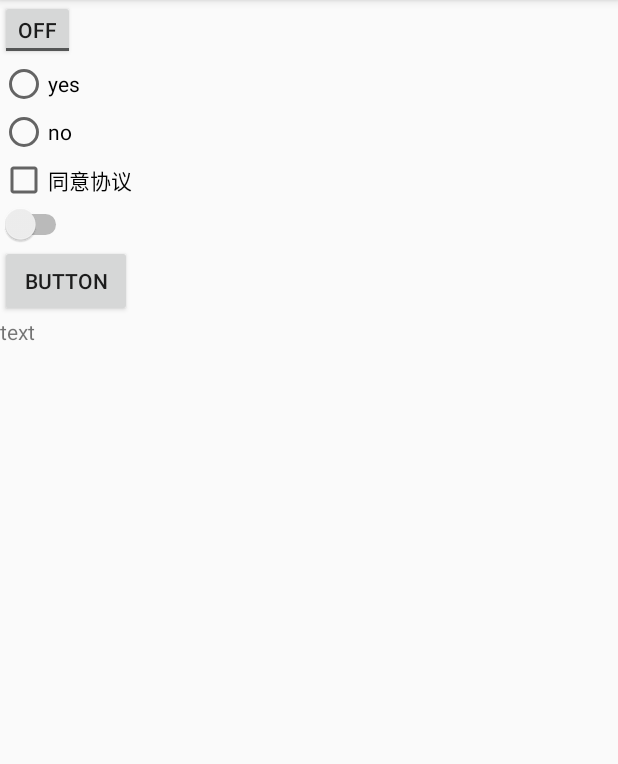
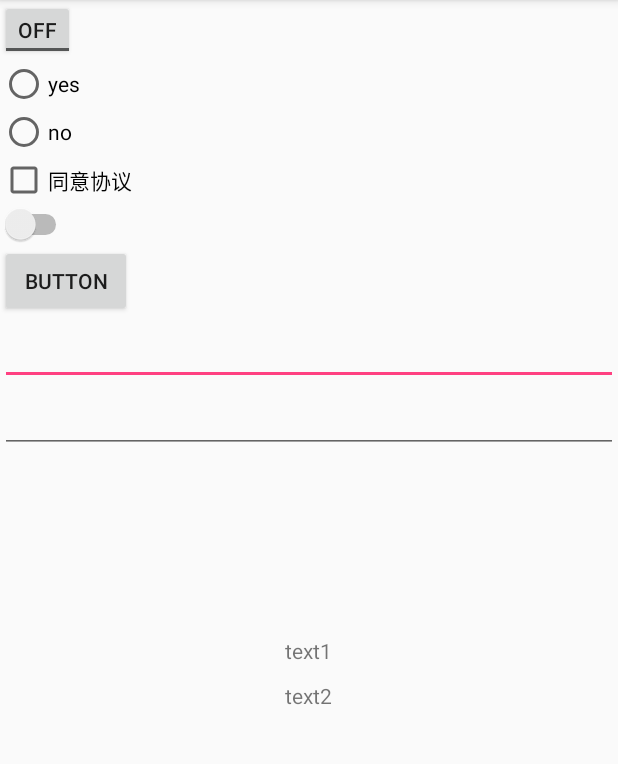
Before and after one commit to bovink/AndroidLearning, an Android app: the TestActivity screen opened directly, with no data from a screen before it, on a phone screen of 412 x 824 dp, the part 84-848 px from its top. Run offline under Robolectric (Android 15) with nearby library versions, the phone set to English and light mode, and no system bars; our stand-ins replace ButterKnife; Roboto replaces fonts that are not available here.

```diff
--- a/app/src/main/res/layout/activity_test.xml
+++ b/app/src/main/res/layout/activity_test.xml
@@ -48,12 +48,30 @@
             android:layout_height="wrap_content"
             android:text="button" />
 
-        <TextView
-            android:id="@+id/tv_test"
-            android:layout_width="wrap_content"
-            android:layout_height="wrap_content"
-            android:text="text" />
+        <EditText
+            android:id="@+id/et_test1"
+            android:layout_width="match_parent"
+            android:layout_height="wrap_content" />
+        <EditText
+            android:id="@+id/et_test2"
+            android:layout_width="match_parent"
+            android:layout_height="wrap_content" />
     </LinearLayout>
 
+    <TextView
+        android:id="@+id/tv_test1"
+        android:layout_gravity="center"
+        android:layout_marginTop="50dp"
+        android:layout_width="wrap_content"
+        android:layout_height="wrap_content"
+        android:text="text1" />
+
+    <TextView
+        android:id="@+id/tv_test2"
+        android:layout_gravity="center"
+        android:layout_width="wrap_content"
+        android:layout_marginTop="80dp"
+        android:layout_height="wrap_content"
+        android:text="text2" />
 
 </FrameLayout>
```
Also changed, not shown: app/src/main/java/com/bovink/androidlearning/butterknife/TestActivity.java (+40 -0 lines).
